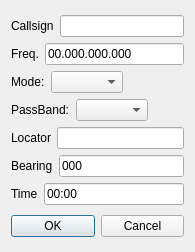
Old version of the form mqt/MqtLogger/rigmemdialog.ui in the repository zsteva/backup-minos2.
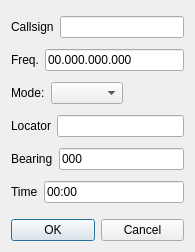
New version of the form.

```diff
--- a/mqt/MqtLogger/rigmemdialog.ui
+++ b/mqt/MqtLogger/rigmemdialog.ui
@@ -86,31 +86,7 @@
       </layout>
      </item>
      <item>
-      <layout class="QHBoxLayout" name="horizontalLayout_7">
-       <item>
-        <widget class="QLabel" name="passbandlbl">
-         <property name="text">
-          <string>PassBand:</string>
-         </property>
-        </widget>
-       </item>
-       <item>
-        <widget class="QComboBox" name="pbStateCb"/>
-       </item>
-       <item>
-        <spacer name="horizontalSpacer_2">
-         <property name="orientation">
-          <enum>Qt::Horizontal</enum>
-         </property>
-         <property name="sizeHint" stdset="0">
-          <size>
-           <width>40</width>
-           <height>20</height>
-          </size>
-         </property>
-        </spacer>
-       </item>
-      </layout>
+      <layout class="QHBoxLayout" name="horizontalLayout_7"/>
      </item>
      <item>
       <layout class="QHBoxLayout" name="horizontalLayout_3">
```
